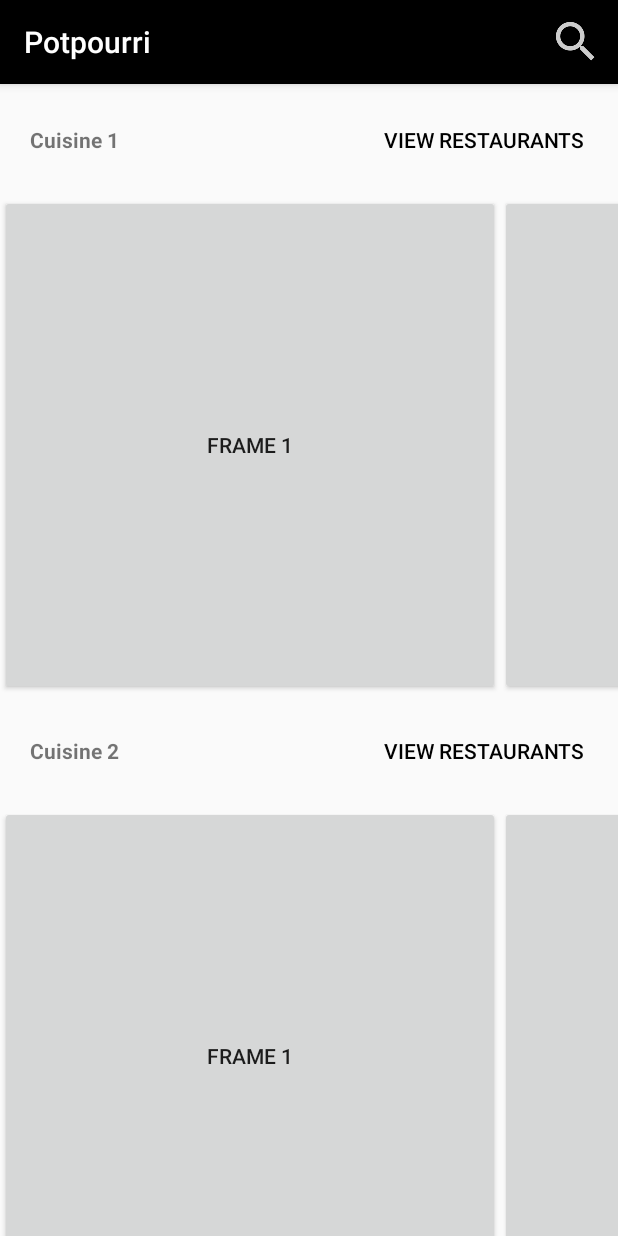
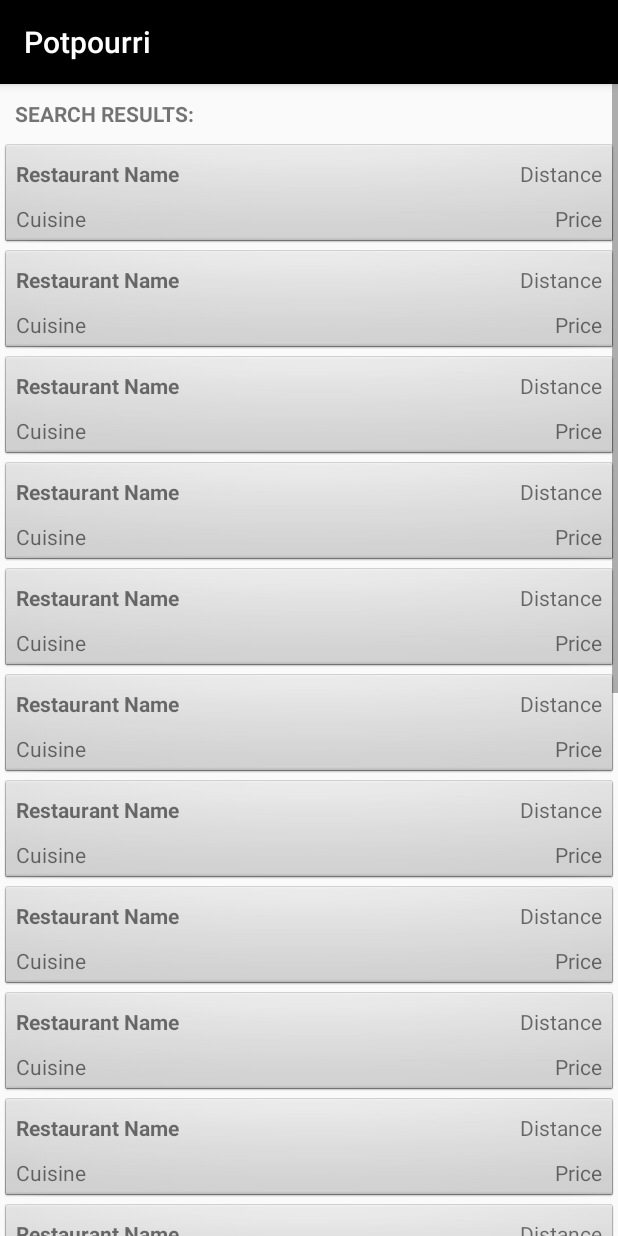
Before and after one commit to flakpanzer40/Potpourri, an Android app: the screen it shows after launch (MainActivity before the commit, SearchResults after it), after a tap on "Search", on a phone screen of 412 x 824 dp. Run offline under Robolectric (Android 15) with nearby library versions, the phone set to English and light mode, and no system bars.

Commit message:
finished most layouts

```diff
--- a/app/src/main/AndroidManifest.xml
+++ b/app/src/main/AndroidManifest.xml
@@ -16,8 +16,9 @@
                 <category android:name="android.intent.category.LAUNCHER" />
             </intent-filter>
         </activity>
-        <activity android:name=".CuisineActivity" />
-        <activity android:name=".SearchActivity"></activity>
+        <activity android:name=".SearchResults" />
+        <activity android:name=".SearchForm" />
+        <activity android:name=".RecommendActivity"></activity>
     </application>
 
 </manifest>
--- a/app/src/main/java/com/uwfoodservices/android/potpourri/MainActivity.java
+++ b/app/src/main/java/com/uwfoodservices/android/potpourri/MainActivity.java
@@ -1,5 +1,6 @@
 package com.uwfoodservices.android.potpourri;
 
+import android.content.Intent;
 import android.support.v4.app.FragmentActivity;
 import android.support.v7.app.AppCompatActivity;
 import android.os.Bundle;
@@ -21,7 +22,6 @@ public class MainActivity extends AppCompatActivity {
             scroller.setArguments(args);
             getSupportFragmentManager().beginTransaction().add(R.id.main_scroll_container, scroller).commit();
         }
-
     }
 
     @Override
@@ -33,6 +33,19 @@ public class MainActivity extends AppCompatActivity {
 
     @Override
     public boolean onOptionsItemSelected(MenuItem item) {
-        return true;
+        switch (item.getItemId()) {
+            case R.id.recommendme:
+                Intent i = new Intent(MainActivity.this, RecommendActivity.class);
+                startActivity(i);
+                return true;
+
+            case R.id.search:
+                Intent j = new Intent(MainActivity.this, SearchResults.class);
+                startActivity(j);
+                return true;
+
+            default:
+                return super.onOptionsItemSelected(item);
+        }
     }
 }
--- a/app/src/main/java/com/uwfoodservices/android/potpourri/SearchActivity.java
+++ b/app/src/main/java/com/uwfoodservices/android/potpourri/RecommendActivity.java
@@ -3,11 +3,11 @@ package com.uwfoodservices.android.potpourri;
 import android.support.v7.app.AppCompatActivity;
 import android.os.Bundle;
 
-public class SearchActivity extends AppCompatActivity {
+public class RecommendActivity extends AppCompatActivity {
 
     @Override
     protected void onCreate(Bundle savedInstanceState) {
         super.onCreate(savedInstanceState);
-        setContentView(R.layout.activity_search);
+        setContentView(R.layout.activity_recommend);
     }
 }
--- /dev/null
+++ b/app/src/main/java/com/uwfoodservices/android/potpourri/RestaurantResult.java
@@ -0,0 +1,25 @@
+package com.uwfoodservices.android.potpourri;
+
+import android.content.Context;
+import android.net.Uri;
+import android.os.Bundle;
+import android.support.v4.app.Fragment;
+import android.view.LayoutInflater;
+import android.view.View;
+import android.view.ViewGroup;
+
+public class RestaurantResult extends Fragment {
+
+    public RestaurantResult() {}
+
+
+    @Override
+    public void onCreate(Bundle savedInstanceState) {
+        super.onCreate(savedInstanceState);
+    }
+
+    @Override
+    public View onCreateView(LayoutInflater inflater, ViewGroup container, Bundle savedInstanceState) {
+        return inflater.inflate(R.layout.fragment_restaurant_result, container, false);
+    }
+}
--- a/app/src/main/java/com/uwfoodservices/android/potpourri/CuisineActivity.java
+++ b/app/src/main/java/com/uwfoodservices/android/potpourri/SearchForm.java
@@ -3,11 +3,11 @@ package com.uwfoodservices.android.potpourri;
 import android.support.v7.app.AppCompatActivity;
 import android.os.Bundle;
 
-public class CuisineActivity extends AppCompatActivity {
+public class SearchForm extends AppCompatActivity {
 
     @Override
     protected void onCreate(Bundle savedInstanceState) {
         super.onCreate(savedInstanceState);
-        setContentView(R.layout.activity_cuisine);
+        setContentView(R.layout.activity_search_form);
     }
 }
--- /dev/null
+++ b/app/src/main/java/com/uwfoodservices/android/potpourri/SearchResults.java
@@ -0,0 +1,21 @@
+package com.uwfoodservices.android.potpourri;
+
+import android.support.v7.app.AppCompatActivity;
+import android.os.Bundle;
+
+public class SearchResults extends AppCompatActivity {
+
+    @Override
+    protected void onCreate(Bundle savedInstanceState) {
+        super.onCreate(savedInstanceState);
+        setContentView(R.layout.activity_search_results);
+
+        for (int i = 0; i < 20; i++) {
+            Bundle args = new Bundle();
+            args.putInt("index", i+1);
+            RestaurantResult result = new RestaurantResult();
+            result.setArguments(args);
+            getSupportFragmentManager().beginTransaction().add(R.id.results_container, result).commit();
+        }
+    }
+}
--- a/app/src/main/res/layout/activity_main.xml
+++ b/app/src/main/res/layout/activity_main.xml
@@ -4,7 +4,7 @@
     xmlns:tools="http://schemas.android.com/tools"
     android:layout_width="match_parent"
     android:layout_height="match_parent"
-    tools:context="com.uwfoodservices.android.potpourri.CuisineActivity">
+    tools:context="com.uwfoodservices.android.potpourri.SearchResults">
 
     <LinearLayout
         android:id="@+id/main_scroll_container"
--- a/app/src/main/res/layout/activity_search.xml
+++ b/app/src/main/res/layout/activity_search_form.xml
@@ -4,6 +4,6 @@
     xmlns:tools="http://schemas.android.com/tools"
     android:layout_width="match_parent"
     android:layout_height="match_parent"
-    tools:context="com.uwfoodservices.android.potpourri.SearchActivity">
+    tools:context="com.uwfoodservices.android.potpourri.SearchForm">
 
 </android.support.constraint.ConstraintLayout>
--- /dev/null
+++ b/app/src/main/res/layout/activity_search_results.xml
@@ -0,0 +1,24 @@
+<?xml version="1.0" encoding="utf-8"?>
+<ScrollView xmlns:android="http://schemas.android.com/apk/res/android"
+xmlns:app="http://schemas.android.com/apk/res-auto"
+xmlns:tools="http://schemas.android.com/tools"
+android:layout_width="match_parent"
+android:layout_height="match_parent"
+tools:context="com.uwfoodservices.android.potpourri.MainActivity">
+
+    <LinearLayout
+        android:id="@+id/results_container"
+        android:layout_width="match_parent"
+        android:layout_height="wrap_content"
+        android:orientation="vertical">
+
+        <TextView
+            android:layout_margin="10dp"
+            android:layout_width="wrap_content"
+            android:layout_height="wrap_content"
+            android:text="@string/search_results"
+            android:textStyle="bold"/>
+
+    </LinearLayout>
+
+</ScrollView>
--- /dev/null
+++ b/app/src/main/res/layout/fragment_restaurant_result.xml
@@ -0,0 +1,50 @@
+<GridLayout xmlns:android="http://schemas.android.com/apk/res/android"
+    xmlns:tools="http://schemas.android.com/tools"
+    android:layout_width="match_parent"
+    android:layout_height="match_parent"
+    tools:context="com.uwfoodservices.android.potpourri.RestaurantResult"
+    style="@android:style/Widget.Button"
+    android:padding="5dp"
+    android:rowCount="2"
+    android:columnCount="2">
+
+    <TextView
+        android:id="@+id/restaurant_name"
+        android:text="Restaurant Name"
+        android:textStyle="bold"
+        android:padding="5dp"
+        android:layout_row="0"
+        android:layout_column="0"
+        android:layout_width="wrap_content"
+        android:layout_height="wrap_content"/>
+
+    <TextView
+        android:id="@+id/restaurant_dist"
+        android:text="Distance"
+        android:padding="5dp"
+        android:layout_row="0"
+        android:layout_column="1"
+        android:layout_gravity="end"
+        android:layout_width="wrap_content"
+        android:layout_height="wrap_content"/>
+
+    <TextView
+        android:id="@+id/restaurant_cuisine"
+        android:text="Cuisine"
+        android:padding="5dp"
+        android:layout_row="1"
+        android:layout_column="0"
+        android:layout_width="wrap_content"
+        android:layout_height="wrap_content"/>
+
+    <TextView
+        android:id="@+id/restaurant_price"
+        android:text="Price"
+        android:padding="5dp"
+        android:layout_row="1"
+        android:layout_column="1"
+        android:layout_gravity="end"
+        android:layout_width="wrap_content"
+        android:layout_height="wrap_content"/>
+
+</GridLayout>
--- a/app/src/main/res/menu/menu.xml
+++ b/app/src/main/res/menu/menu.xml
@@ -3,8 +3,14 @@
     xmlns:app="http://schemas.android.com/apk/res-auto">
 
     <item
+        android:title="@string/recommend"
+        android:id="@+id/recommendme"
+        android:icon="@drawable/ic_recommendme"
+        app:showAsAction="ifRoom" />
+
+    <item
         android:title="@string/search"
-        android:id="@+id/action_favorite"
+        android:id="@+id/search"
         android:icon="@drawable/ic_search"
         app:showAsAction="ifRoom" />
 
--- a/app/src/main/res/values/strings.xml
+++ b/app/src/main/res/values/strings.xml
@@ -2,5 +2,10 @@
     <string name="app_name">Potpourri</string>
 
     <string name="search">Search</string>
+    <string name="recommend">Recommend Me</string>
     <string name="see_more">View Restaurants</string>
+    <string name="search_results">SEARCH RESULTS:</string>
+
+    <!-- TODO: Remove or change this placeholder text -->
+    <string name="hello_blank_fragment">Hello blank fragment</string>
 </resources>
```
Also changed, not shown: app/src/main/res/layout/activity_cuisine.xml (deleted, +0 -72 lines), app/src/main/res/layout/activity_recommend.xml (added, +45 -0 lines), app/src/main/res/drawable-hdpi/ic_recommendme.png (added), app/src/main/res/drawable-mdpi/ic_recommendme.png (added), app/src/main/res/drawable-xhdpi/ic_recommendme.png (added), app/src/main/res/drawable-xxhdpi/ic_recommendme.png (added).
